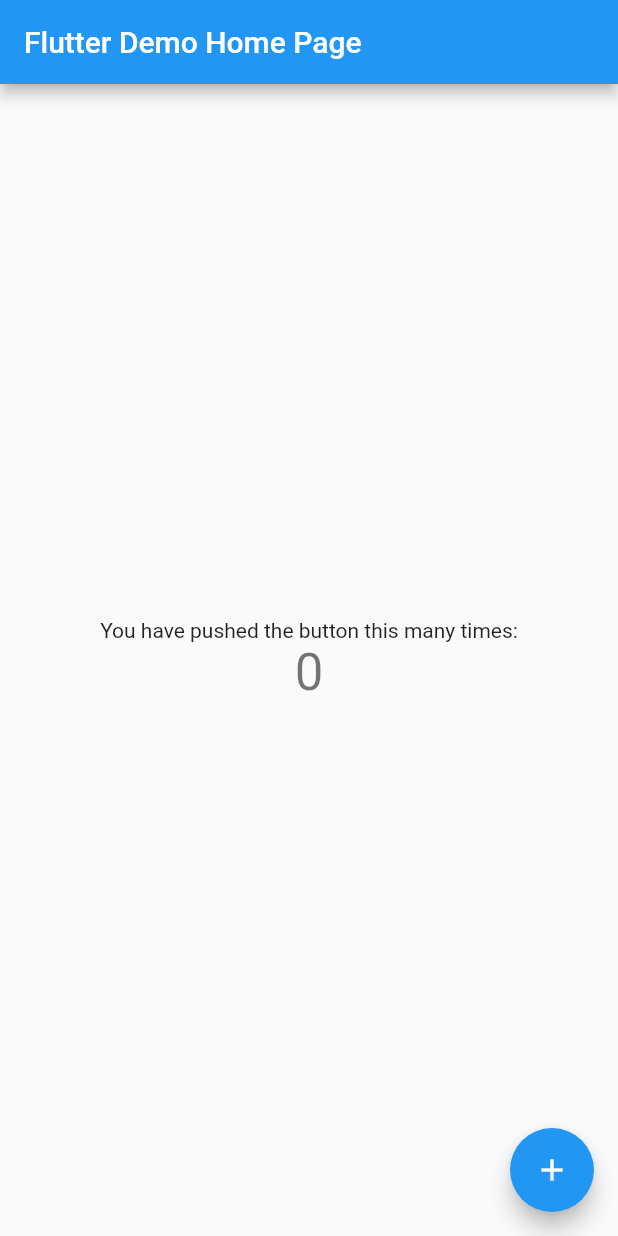
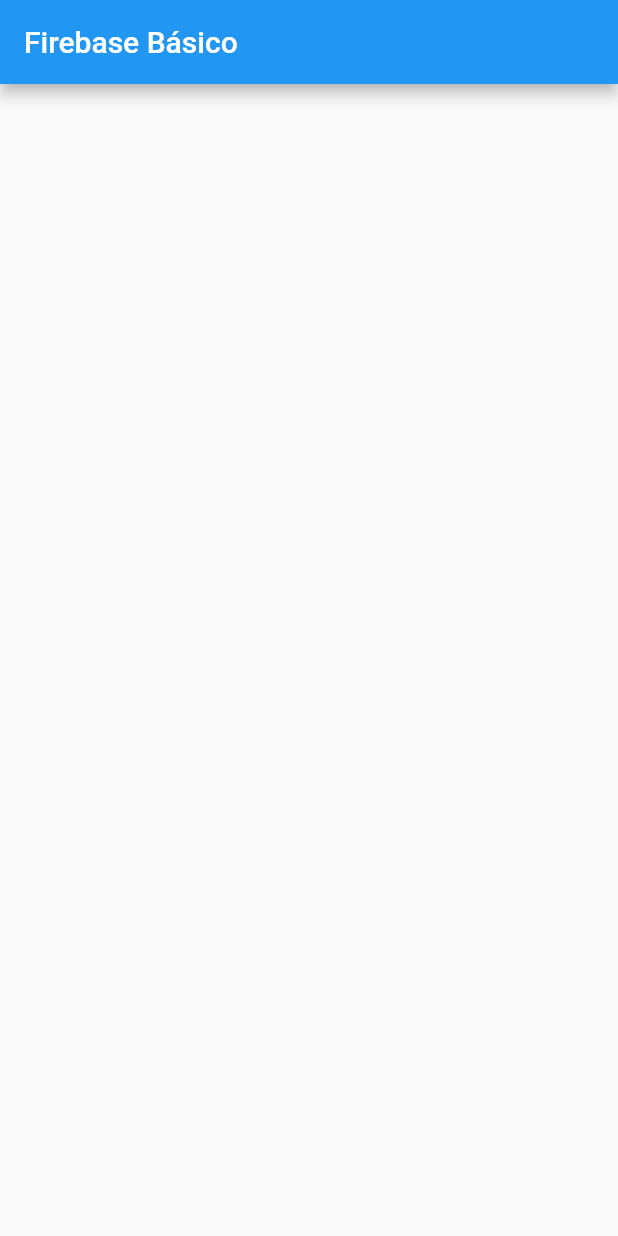
Before and after one commit to tdskrn/firebase_basico, a Flutter app: the screen it shows after launch, on a phone screen of 412 x 824 dp. Run offline on Flutter 3.47's test engine with Material 2 defaults, Android fonts, the phone set to English and light mode, and no system bars; our stand-ins replace cloud_firestore, firebase_core; accounts and stored records are empty.

Commit message:
encerrando a noite

```diff
--- /dev/null
+++ b/lib/home.dart
@@ -0,0 +1,19 @@
+import 'package:flutter/material.dart';
+
+class Home extends StatefulWidget {
+  const Home({Key? key}) : super(key: key);
+
+  @override
+  _HomeState createState() => _HomeState();
+}
+
+class _HomeState extends State<Home> {
+  @override
+  Widget build(BuildContext context) {
+    return Scaffold(
+      appBar: AppBar(
+        title: Text('Firebase Básico'),
+      ),
+    );
+  }
+}
--- a/lib/main.dart
+++ b/lib/main.dart
@@ -1,113 +1,17 @@
+import 'package:fluter_basico/home.dart';
 import 'package:flutter/material.dart';
+import 'package:firebase_core/firebase_core.dart';
+import 'package:cloud_firestore/cloud_firestore.dart';
 
-void main() {
-  runApp(MyApp());
+void main() async {
+  // Inicializar o Firebase
+  WidgetsFlutterBinding.ensureInitialized();
+  await Firebase.initializeApp();
+  FirebaseFirestore firestore = FirebaseFirestore.instance;
+
+  CollectionReference<Map<String, dynamic>> _refCol =
+      firestore.collection("teste3");
+  _refCol.doc().set({"name": "Vinicius"});
+
+  runApp(MaterialApp(home: Home()));
 }
-
-class MyApp extends StatelessWidget {
-  // This widget is the root of your application.
-  @override
-  Widget build(BuildContext context) {
-    return MaterialApp(
-      title: 'Flutter Demo',
-      theme: ThemeData(
-        // This is the theme of your application.
-        //
-        // Try running your application with "flutter run". You'll see the
-        // application has a blue toolbar. Then, without quitting the app, try
-        // changing the primarySwatch below to Colors.green and then invoke
-        // "hot reload" (press "r" in the console where you ran "flutter run",
-        // or simply save your changes to "hot reload" in a Flutter IDE).
-        // Notice that the counter didn't reset back to zero; the application
-        // is not restarted.
-        primarySwatch: Colors.blue,
-      ),
-      home: MyHomePage(title: 'Flutter Demo Home Page'),
-    );
-  }
-}
-
-class MyHomePage extends StatefulWidget {
-  MyHomePage({Key? key, required this.title}) : super(key: key);
-
-  // This widget is the home page of your application. It is stateful, meaning
-  // that it has a State object (defined below) that contains fields that affect
-  // how it looks.
-
-  // This class is the configuration for the state. It holds the values (in this
-  // case the title) provided by the parent (in this case the App widget) and
-  // used by the build method of the State. Fields in a Widget subclass are
-  // always marked "final".
-
-  final String title;
-
-  @override
-  _MyHomePageState createState() => _MyHomePageState();
-}
-
-class _MyHomePageState extends State<MyHomePage> {
-  int _counter = 0;
-
-  void _incrementCounter() {
-    setState(() {
-      // This call to setState tells the Flutter framework that something has
-      // changed in this State, which causes it to rerun the build method below
-      // so that the display can reflect the updated values. If we changed
-      // _counter without calling setState(), then the build method would not be
-      // called again, and so nothing would appear to happen.
-      _counter++;
-    });
-  }
-
-  @override
-  Widget build(BuildContext context) {
-    // This method is rerun every time setState is called, for instance as done
-    // by the _incrementCounter method above.
-    //
-    // The Flutter framework has been optimized to make rerunning build methods
-    // fast, so that you can just rebuild anything that needs updating rather
-    // than having to individually change instances of widgets.
-    return Scaffold(
-      appBar: AppBar(
-        // Here we take the value from the MyHomePage object that was created by
-        // the App.build method, and use it to set our appbar title.
-        title: Text(widget.title),
-      ),
-      body: Center(
-        // Center is a layout widget. It takes a single child and positions it
-        // in the middle of the parent.
-        child: Column(
-          // Column is also a layout widget. It takes a list of children and
-          // arranges them vertically. By default, it sizes itself to fit its
-          // children horizontally, and tries to be as tall as its parent.
-          //
-          // Invoke "debug painting" (press "p" in the console, choose the
-          // "Toggle Debug Paint" action from the Flutter Inspector in Android
-          // Studio, or the "Toggle Debug Paint" command in Visual Studio Code)
-          // to see the wireframe for each widget.
-          //
-          // Column has various properties to control how it sizes itself and
-          // how it positions its children. Here we use mainAxisAlignment to
-          // center the children vertically; the main axis here is the vertical
-          // axis because Columns are vertical (the cross axis would be
-          // horizontal).
-          mainAxisAlignment: MainAxisAlignment.center,
-          children: <Widget>[
-            Text(
-              'You have pushed the button this many times:',
-            ),
-            Text(
-              '$_counter',
-              style: Theme.of(context).textTheme.headline4,
-            ),
-          ],
-        ),
-      ),
-      floatingActionButton: FloatingActionButton(
-        onPressed: _incrementCounter,
-        tooltip: 'Increment',
-        child: Icon(Icons.add),
-      ), // This trailing comma makes auto-formatting nicer for build methods.
-    );
-  }
-}
--- a/pubspec.yaml
+++ b/pubspec.yaml
@@ -28,6 +28,8 @@ dependencies:
   # The following adds the Cupertino Icons font to your application.
   # Use with the CupertinoIcons class for iOS style icons.
   cupertino_icons: ^1.0.2
+  firebase_core: ^1.3.0
+  cloud_firestore: ^2.3.0
 
 dev_dependencies:
   flutter_test:
```
Also changed, not shown: pubspec.lock, 4 other files.
